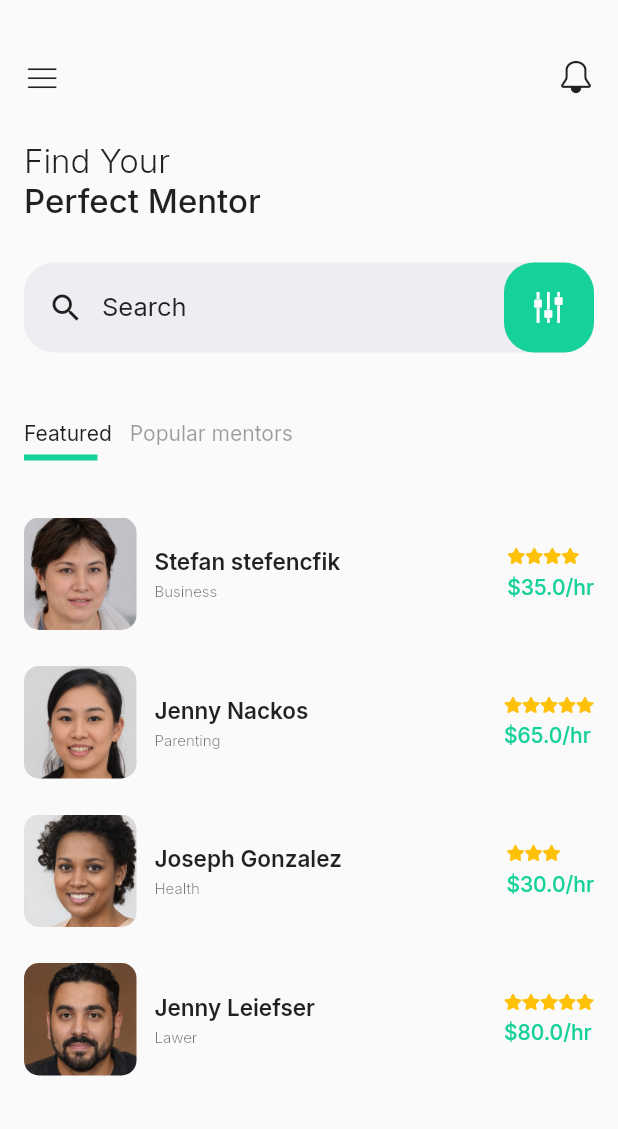
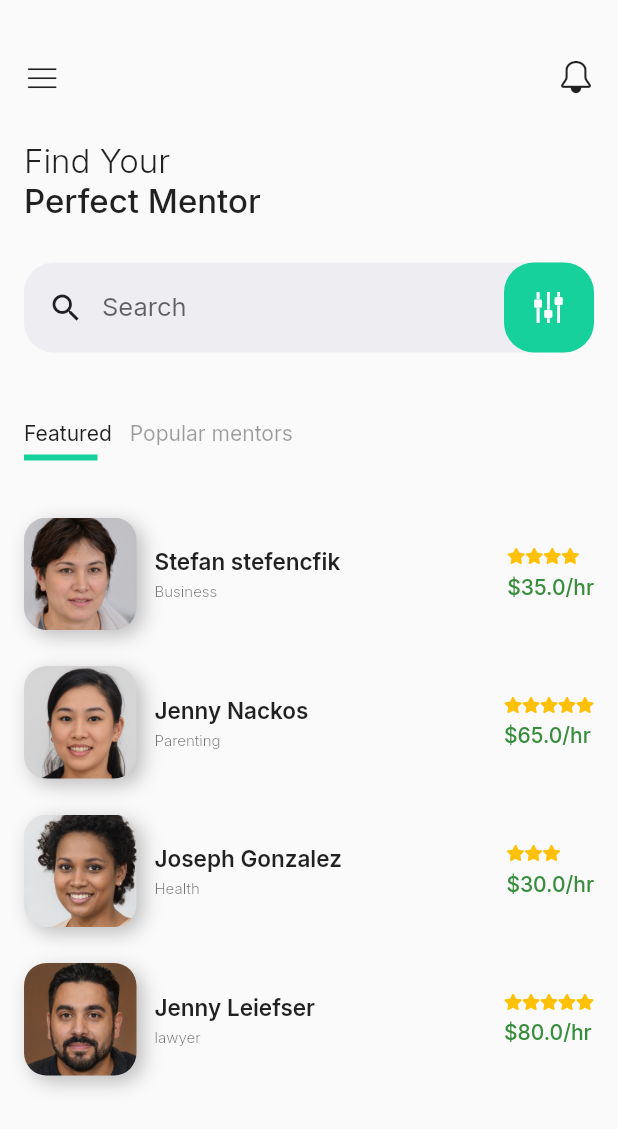
Before and after one commit to TheAlphamerc/flutter_mentor_app, a Flutter app: the screen it shows after launch, on a phone screen of 412 x 824 dp. Shown: the top 1129 px of the screen. Run offline on Flutter 3.47's test engine with Material 2 defaults, Android fonts, the phone set to English and light mode, and no system bars; our stand-ins replace google_fonts.

```diff
--- a/lib/home_page.dart
+++ b/lib/home_page.dart
@@ -30,7 +30,7 @@ class HomePage extends StatelessWidget {
     MentorModel(
         name: "Jenny Leiefser",
         image: "assets/images/face_4.jpg",
-        type: "Lawer",
+        type: "lawyer",
         price: 80,
         ratings: 5),
   ];
@@ -59,9 +59,15 @@ class HomePage extends StatelessWidget {
             SizedBox(width: 16),
             Icon(Icons.search),
             SizedBox(width: 12),
-            Text(
-              "Search",
-              style: GoogleFonts.inter(fontSize: 17),
+            SizedBox(
+              width: MediaQuery.of(context).size.width - 150,
+              child: TextField(
+                decoration: InputDecoration(
+                  hintText: "Search",
+                  hintStyle: GoogleFonts.inter(fontSize: 17),
+                  border: InputBorder.none
+                ),
+              ),
             ),
             Spacer(),
             Container(
@@ -75,7 +81,7 @@ class HomePage extends StatelessWidget {
                     quarterTurns: 1,
                     child: Icon(MIcons.sliders, color: Colors.white)))
           ],
-        ));
+        ),);
   }
 
   Widget _category(context) {
@@ -114,7 +120,9 @@ class HomePage extends StatelessWidget {
       child: GestureDetector(
         onTap: () {
           Navigator.push(
-              context, MaterialPageRoute(builder: (context) => ProfilePage(model:model)));
+              context,
+              MaterialPageRoute(
+                  builder: (context) => ProfilePage(model: model)));
         },
         child: Row(
           children: <Widget>[
@@ -122,8 +130,17 @@ class HomePage extends StatelessWidget {
               height: 75,
               width: 75,
               decoration: BoxDecoration(
-                  borderRadius: BorderRadius.circular(10),
-                  image: DecorationImage(image: AssetImage(model.image))),
+                  borderRadius: BorderRadius.circular(15),
+                  image: DecorationImage(
+                    image: AssetImage(model.image),
+                  ),
+                  boxShadow: <BoxShadow>[
+                    BoxShadow(
+                      blurRadius: 10,
+                      color: Colors.grey.shade400,
+                      offset: Offset(4, 4),
+                    )
+                  ]),
             ),
             SizedBox(
               width: 12,
@@ -152,7 +169,7 @@ class HomePage extends StatelessWidget {
                     style: GoogleFonts.inter(
                         fontWeight: FontWeight.w500,
                         fontSize: 14,
-                        color: MColor.green)),
+                        color: Colors.green.shade700)),
               ],
             )
           ],
@@ -165,7 +182,7 @@ class HomePage extends StatelessWidget {
   Widget build(BuildContext context) {
     return Scaffold(
       body: SafeArea(
-        child: Container(
+        child: SingleChildScrollView(
             child: Column(
           crossAxisAlignment: CrossAxisAlignment.start,
           children: <Widget>[
```
Also changed, not shown: lib/profile_page.dart (+53 -20 lines).
